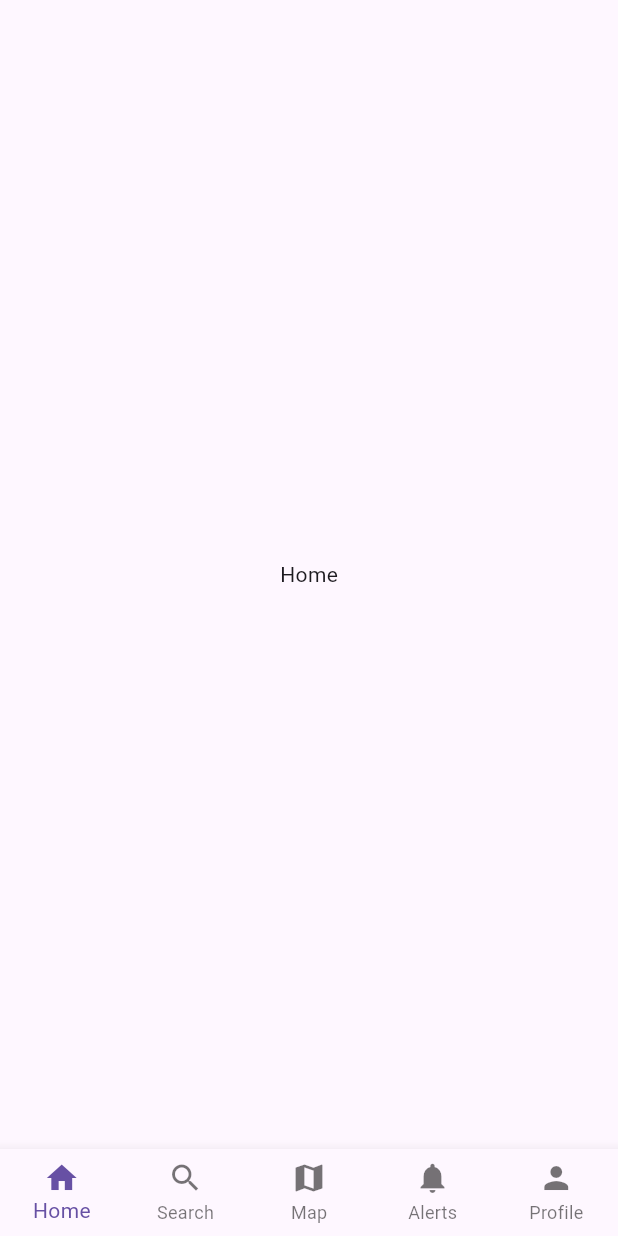
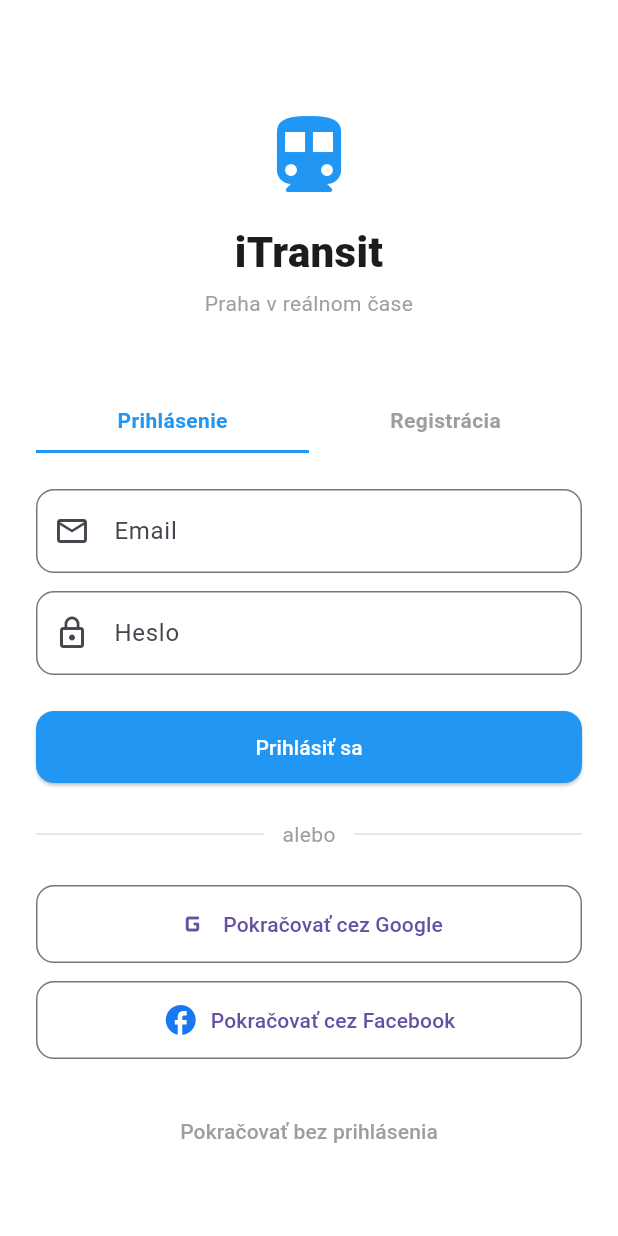
Before and after one commit to SabinaBuchova/itransit_2, a Flutter app: the screen it shows after launch, on a phone screen of 412 x 824 dp. Run offline on Flutter 3.47's test engine with Material 3 defaults, Android fonts, the phone set to English and light mode, and no system bars; our stand-ins replace firebase_auth, firebase_core, flutter_dotenv, flutter_map, google_sign_in, latlong2 and 1 more; missing offline and left inert: flutter_facebook_auth; accounts and stored records are empty; generated files the repository leaves out were written again.

Commit message:
login and registration system

```diff
--- /dev/null
+++ b/lib/features/auth/auth_screen.dart
@@ -0,0 +1,304 @@
+import 'package:flutter/material.dart';
+import 'package:firebase_auth/firebase_auth.dart';
+import 'auth_service.dart';
+
+class AuthScreen extends StatefulWidget {
+  const AuthScreen({super.key});
+
+  @override
+  State<AuthScreen> createState() => _AuthScreenState();
+}
+
+class _AuthScreenState extends State<AuthScreen> {
+  final _emailController = TextEditingController();
+  final _passwordController = TextEditingController();
+
+  bool _isLogin = true;
+  bool _loading = false;
+  String? _error;
+
+  @override
+  void dispose() {
+    _emailController.dispose();
+    _passwordController.dispose();
+    super.dispose();
+  }
+
+  Future<void> _submitEmail() async {
+    setState(() {
+      _loading = true;
+      _error = null;
+    });
+
+    try {
+      if (_isLogin) {
+        await AuthService.signInWithEmail(
+          _emailController.text.trim(),
+          _passwordController.text,
+        );
+      } else {
+        await AuthService.registerWithEmail(
+          _emailController.text.trim(),
+          _passwordController.text,
+        );
+      }
+    } catch (e) {
+      setState(() => _error = e.toString());
+    } finally {
+      if (mounted) setState(() => _loading = false);
+    }
+  }
+
+  Future<void> _signInWithGoogle() async {
+    setState(() {
+      _loading = true;
+      _error = null;
+    });
+
+    final result = await AuthService.signInWithGoogle();
+    if (mounted) {
+      setState(() => _loading = false);
+      if (result == null)
+        setState(() => _error = 'Google prihlásenie zlyhalo.');
+    }
+  }
+
+  Future<void> _signInWithFacebook() async {
+    setState(() {
+      _loading = true;
+      _error = null;
+    });
+
+    final result = await AuthService.signInWithFacebook();
+    if (mounted) {
+      setState(() => _loading = false);
+      if (result == null) {
+        setState(() => _error = 'Facebook prihlásenie zlyhalo.');
+      }
+    }
+  }
+
+  @override
+  Widget build(BuildContext context) {
+    return Scaffold(
+      backgroundColor: Colors.white,
+      body: SafeArea(
+        child: SingleChildScrollView(
+          padding: const EdgeInsets.all(24),
+          child: Column(
+            crossAxisAlignment: CrossAxisAlignment.stretch,
+            children: [
+              const SizedBox(height: 48),
+
+              // Logo
+              const Icon(
+                Icons.directions_transit_rounded,
+                size: 64,
+                color: Colors.blue,
+              ),
+              const SizedBox(height: 12),
+              const Text(
+                'iTransit',
+                textAlign: TextAlign.center,
+                style: TextStyle(fontSize: 28, fontWeight: FontWeight.w800),
+              ),
+              const SizedBox(height: 4),
+              Text(
+                'Praha v reálnom čase',
+                textAlign: TextAlign.center,
+                style: TextStyle(color: Colors.grey.shade500),
+              ),
+
+              const SizedBox(height: 48),
+
+              // Login / Register prepínač
+              Row(
+                children: [
+                  Expanded(
+                    child: GestureDetector(
+                      onTap: () => setState(() => _isLogin = true),
+                      child: Container(
+                        padding: const EdgeInsets.symmetric(vertical: 10),
+                        decoration: BoxDecoration(
+                          border: Border(
+                            bottom: BorderSide(
+                              color: _isLogin
+                                  ? Colors.blue
+                                  : Colors.transparent,
+                              width: 2,
+                            ),
+                          ),
+                        ),
+                        alignment: Alignment.center,
+                        child: Text(
+                          'Prihlásenie',
+                          style: TextStyle(
+                            fontWeight: FontWeight.w600,
+                            color: _isLogin ? Colors.blue : Colors.grey,
+                          ),
+                        ),
+                      ),
+                    ),
+                  ),
+                  Expanded(
+                    child: GestureDetector(
+                      onTap: () => setState(() => _isLogin = false),
+                      child: Container(
+                        padding: const EdgeInsets.symmetric(vertical: 10),
+                        decoration: BoxDecoration(
+                          border: Border(
+                            bottom: BorderSide(
+                              color: !_isLogin
+                                  ? Colors.blue
+                                  : Colors.transparent,
+                              width: 2,
+                            ),
+                          ),
+                        ),
+                        alignment: Alignment.center,
+                        child: Text(
+                          'Registrácia',
+                          style: TextStyle(
+                            fontWeight: FontWeight.w600,
+                            color: !_isLogin ? Colors.blue : Colors.grey,
+                          ),
+                        ),
+                      ),
+                    ),
+                  ),
+                ],
+              ),
+
+              const SizedBox(height: 24),
+
+              // Email
+              TextField(
+                controller: _emailController,
+                keyboardType: TextInputType.emailAddress,
+                decoration: InputDecoration(
+                  hintText: 'Email',
+                  prefixIcon: const Icon(Icons.email_outlined),
+                  border: OutlineInputBorder(
+                    borderRadius: BorderRadius.circular(12),
+                  ),
+                ),
+              ),
+              const SizedBox(height: 12),
+
+              // Heslo
+              TextField(
+                controller: _passwordController,
+                obscureText: true,
+                decoration: InputDecoration(
+                  hintText: 'Heslo',
+                  prefixIcon: const Icon(Icons.lock_outline),
+                  border: OutlineInputBorder(
+                    borderRadius: BorderRadius.circular(12),
+                  ),
+                ),
+              ),
+
+              const SizedBox(height: 8),
+
+              // Chybová hláška
+              if (_error != null)
+                Text(
+                  _error!,
+                  style: const TextStyle(color: Colors.red, fontSize: 13),
+                ),
+
+              const SizedBox(height: 16),
+
+              // Email tlačidlo
+              ElevatedButton(
+                onPressed: _loading ? null : _submitEmail,
+                style: ElevatedButton.styleFrom(
+                  backgroundColor: Colors.blue,
+                  foregroundColor: Colors.white,
+                  padding: const EdgeInsets.symmetric(vertical: 14),
+                  shape: RoundedRectangleBorder(
+                    borderRadius: BorderRadius.circular(12),
+                  ),
+                ),
+                child: _loading
+                    ? const SizedBox(
+                        width: 20,
+                        height: 20,
+                        child: CircularProgressIndicator(
+                          color: Colors.white,
+                          strokeWidth: 2,
+                        ),
+                      )
+                    : Text(_isLogin ? 'Prihlásiť sa' : 'Registrovať sa'),
+              ),
+
+              const SizedBox(height: 24),
+
+              // Oddeľovač
+              Row(
+                children: [
+                  Expanded(child: Divider(color: Colors.grey.shade300)),
+                  Padding(
+                    padding: const EdgeInsets.symmetric(horizontal: 12),
+                    child: Text(
+                      'alebo',
+                      style: TextStyle(color: Colors.grey.shade500),
+                    ),
+                  ),
+                  Expanded(child: Divider(color: Colors.grey.shade300)),
+                ],
+              ),
+
+              const SizedBox(height: 24),
+
+              // Google
+              OutlinedButton.icon(
+                onPressed: _loading ? null : _signInWithGoogle,
+                style: OutlinedButton.styleFrom(
+                  padding: const EdgeInsets.symmetric(vertical: 14),
+                  shape: RoundedRectangleBorder(
+                    borderRadius: BorderRadius.circular(12),
+                  ),
+                ),
+                icon: const Icon(Icons.g_mobiledata_rounded, size: 24),
+                label: const Text('Pokračovať cez Google'),
+              ),
+
+              const SizedBox(height: 12),
+
+              // Facebook
+              OutlinedButton.icon(
+                onPressed: _loading ? null : _signInWithFacebook,
+                style: OutlinedButton.styleFrom(
+                  padding: const EdgeInsets.symmetric(vertical: 14),
+                  shape: RoundedRectangleBorder(
+                    borderRadius: BorderRadius.circular(12),
+                  ),
+                ),
+                icon: const Icon(
+                  Icons.facebook_rounded,
+                  size: 24,
+                  color: Color(0xFF1877F2),
+                ),
+                label: const Text('Pokračovať cez Facebook'),
+              ),
+
+              const SizedBox(height: 24),
+              TextButton(
+                onPressed: () async {
+                  setState(() => _loading = true);
+                  await AuthService.signInAnonymously();
+                  if (mounted) setState(() => _loading = false);
+                },
+                child: Text(
+                  'Pokračovať bez prihlásenia',
+                  style: TextStyle(color: Colors.grey.shade500),
+                ),
+              ),
+            ],
+          ),
+        ),
+      ),
+    );
+  }
+}
--- /dev/null
+++ b/lib/features/auth/auth_service.dart
@@ -0,0 +1,144 @@
+import 'package:firebase_auth/firebase_auth.dart';
+import 'package:google_sign_in/google_sign_in.dart';
+import 'package:flutter_facebook_auth/flutter_facebook_auth.dart';
+
+class AuthService {
+  static final _auth = FirebaseAuth.instance;
+
+  // Aktuálny používateľ
+  static User? get currentUser => _auth.currentUser;
+
+  // Stream zmien auth stavu
+  static Stream<User?> get authStateChanges => _auth.authStateChanges();
+
+  static bool get isAnonymous => _auth.currentUser?.isAnonymous ?? true;
+
+  // Google Sign-In
+  static Future<UserCredential?> signInWithGoogle() async {
+    try {
+      final googleUser = await GoogleSignIn().signIn();
+      if (googleUser == null) return null;
+
+      final googleAuth = await googleUser.authentication;
+      final credential = GoogleAuthProvider.credential(
+        accessToken: googleAuth.accessToken,
+        idToken: googleAuth.idToken,
+      );
+
+      return await _auth.signInWithCredential(credential);
+    } catch (e) {
+      print('Google Sign-In error: $e');
+      return null;
+    }
+  }
+
+  // Email + heslo — registrácia
+  static Future<UserCredential?> registerWithEmail(
+    String email,
+    String password,
+  ) async {
+    try {
+      final credential = await _auth.createUserWithEmailAndPassword(
+        email: email,
+        password: password,
+      );
+
+      // Vezmi meno z emailu — časť pred @
+      final name = email.split('@').first;
+
+      // Nastav displayName
+      await credential.user?.updateDisplayName(name);
+
+      return credential;
+    } on FirebaseAuthException catch (e) {
+      throw _authError(e.code);
+    }
+  }
+
+  // Email + heslo — prihlásenie
+  static Future<UserCredential?> signInWithEmail(
+    String email,
+    String password,
+  ) async {
+    try {
+      return await _auth.signInWithEmailAndPassword(
+        email: email,
+        password: password,
+      );
+    } on FirebaseAuthException catch (e) {
+      throw _authError(e.code);
+    }
+  }
+
+  // Facebook Sign-In
+  static Future<UserCredential?> signInWithFacebook() async {
+    try {
+      final result = await FacebookAuth.instance.login(
+        permissions: ['public_profile'], // email vymazať
+      );
+      if (result.status != LoginStatus.success) return null;
+
+      final credential = FacebookAuthProvider.credential(
+        result.accessToken!.tokenString,
+      );
+
+      return await _auth.signInWithCredential(credential);
+    } catch (e) {
+      print('Facebook Sign-In error: $e');
+      return null;
+    }
+  }
+
+  static Future<UserCredential?> signInAnonymously() async {
+    try {
+      return await _auth.signInAnonymously();
+    } catch (e) {
+      print('Anonymous sign-in error: $e');
+      return null;
+    }
+  }
+
+  // Odhlásenie
+  static Future<void> signOut() async {
+    try {
+      await GoogleSignIn().signOut();
+    } catch (_) {}
+
+    try {
+      final accessToken = await FacebookAuth.instance.accessToken;
+      if (accessToken != null) {
+        await FacebookAuth.instance.logOut();
+      }
+    } catch (_) {}
+
+    await _auth.signOut();
+  }
+
+  // Preklad chybových kódov
+  static String _authError(String code) {
+    switch (code) {
+      case 'email-already-in-use':
+        return 'Tento email je už použitý.';
+      case 'invalid-email':
+        return 'Neplatný formát emailu.';
+      case 'weak-password':
+        return 'Heslo musí mať aspoň 6 znakov.';
+      case 'user-not-found':
+        return 'Účet s týmto emailom neexistuje.';
+      case 'wrong-password':
+        return 'Nesprávne heslo.';
+      case 'invalid-credential':
+        return 'Nesprávny email alebo heslo.';
+      case 'user-disabled':
+        return 'Tento účet bol zablokovaný.';
+      case 'too-many-requests':
+        return 'Príliš veľa pokusov. Skús to neskôr.';
+      case 'network-request-failed':
+        return 'Skontroluj internetové pripojenie.';
+      case 'operation-not-allowed':
+        return 'Tento spôsob prihlásenia nie je povolený.';
+      default:
+        return 'Nastala chyba ($code). Skús znova.';
+    }
+  }
+}
--- a/lib/main.dart
+++ b/lib/main.dart
@@ -1,14 +1,17 @@
 import 'package:flutter/material.dart';
 import 'package:flutter_dotenv/flutter_dotenv.dart';
-
+import 'package:firebase_auth/firebase_auth.dart';
 import 'package:firebase_core/firebase_core.dart';
-import 'package:itransit_2/data/models/stop_group.dart';
 import 'firebase_options.dart';
 
+
+import 'data/models/stop_group.dart';
 import 'data/database/app_database.dart';
 import 'data/models/stop.dart';
-import 'package:itransit_2/data/api/golemio_api.dart';
+import 'data/api/golemio_api.dart';
 import 'features/map/map_screen.dart';
+import 'features/auth/auth_screen.dart';
+import 'features/auth/profile_screen.dart';
 
 void main() async {
   WidgetsFlutterBinding.ensureInitialized();
@@ -20,6 +23,7 @@ void main() async {
   //await AppDatabase.deleteDatabaseFile();
   await AppDatabase.database;
   //await AppDatabase.clearStops();
+
 
   //await GolemioApi.importStops();
 
@@ -33,7 +37,20 @@ class MyApp extends StatelessWidget {
   Widget build(BuildContext context) {
     return MaterialApp(
       debugShowCheckedModeBanner: false,
-      home: const MainScreen(),
+      home: StreamBuilder<User?>(
+        stream: FirebaseAuth.instance.authStateChanges(),
+        builder: (context, snapshot) {
+          if (snapshot.connectionState == ConnectionState.waiting) {
+            return const Scaffold(
+              body: Center(child: CircularProgressIndicator()),
+            );
+          }
+          if (snapshot.hasData) {
+            return const MainScreen();
+          }
+          return const AuthScreen();
+        },
+      ),
     );
   }
 }
@@ -60,24 +77,19 @@ class _MainScreenState extends State<MainScreen> {
   Widget build(BuildContext context) {
     return Scaffold(
       body: pages[selectedIndex],
-
       bottomNavigationBar: BottomNavigationBar(
         currentIndex: selectedIndex,
-        onTap: (index) {
-          setState(() {
-            selectedIndex = index;
-          });
-        },
+        onTap: (index) => setState(() => selectedIndex = index),
         type: BottomNavigationBarType.fixed,
         items: const [
-          BottomNavigationBarItem(icon: Icon(Icons.home), label: "Home"),
-          BottomNavigationBarItem(icon: Icon(Icons.search), label: "Search"),
-          BottomNavigationBarItem(icon: Icon(Icons.map), label: "Map"),
+          BottomNavigationBarItem(icon: Icon(Icons.home), label: 'Home'),
+          BottomNavigationBarItem(icon: Icon(Icons.search), label: 'Search'),
+          BottomNavigationBarItem(icon: Icon(Icons.map), label: 'Map'),
           BottomNavigationBarItem(
             icon: Icon(Icons.notifications),
-            label: "Alerts",
+            label: 'Alerts',
           ),
-          BottomNavigationBarItem(icon: Icon(Icons.person), label: "Profile"),
+          BottomNavigationBarItem(icon: Icon(Icons.person), label: 'Profil'),
         ],
       ),
     );
@@ -318,7 +330,6 @@ class ResultsScreen extends StatelessWidget {
   }
 }
 
-
 class NotificationsScreen extends StatelessWidget {
   const NotificationsScreen({super.key});
 
@@ -327,12 +338,3 @@ class NotificationsScreen extends StatelessWidget {
     return const Center(child: Text("Notifications"));
   }
 }
-
-class ProfileScreen extends StatelessWidget {
-  const ProfileScreen({super.key});
-
-  @override
-  Widget build(BuildContext context) {
-    return const Center(child: Text("Profile"));
-  }
-}
--- a/pubspec.yaml
+++ b/pubspec.yaml
@@ -41,6 +41,8 @@ dependencies:
   firebase_core: ^3.13.0
   firebase_auth: ^5.5.0
   cloud_firestore: ^5.6.0
+  google_sign_in: ^6.2.1
+  flutter_facebook_auth: ^7.0.1
 
 
   sqflite: ^2.3.0
```
Also changed, not shown: lib/features/auth/login_prompt.dart (added, +25 -0 lines), lib/features/auth/profile_screen.dart (added, +118 -0 lines), pubspec.lock, 8 other files.
